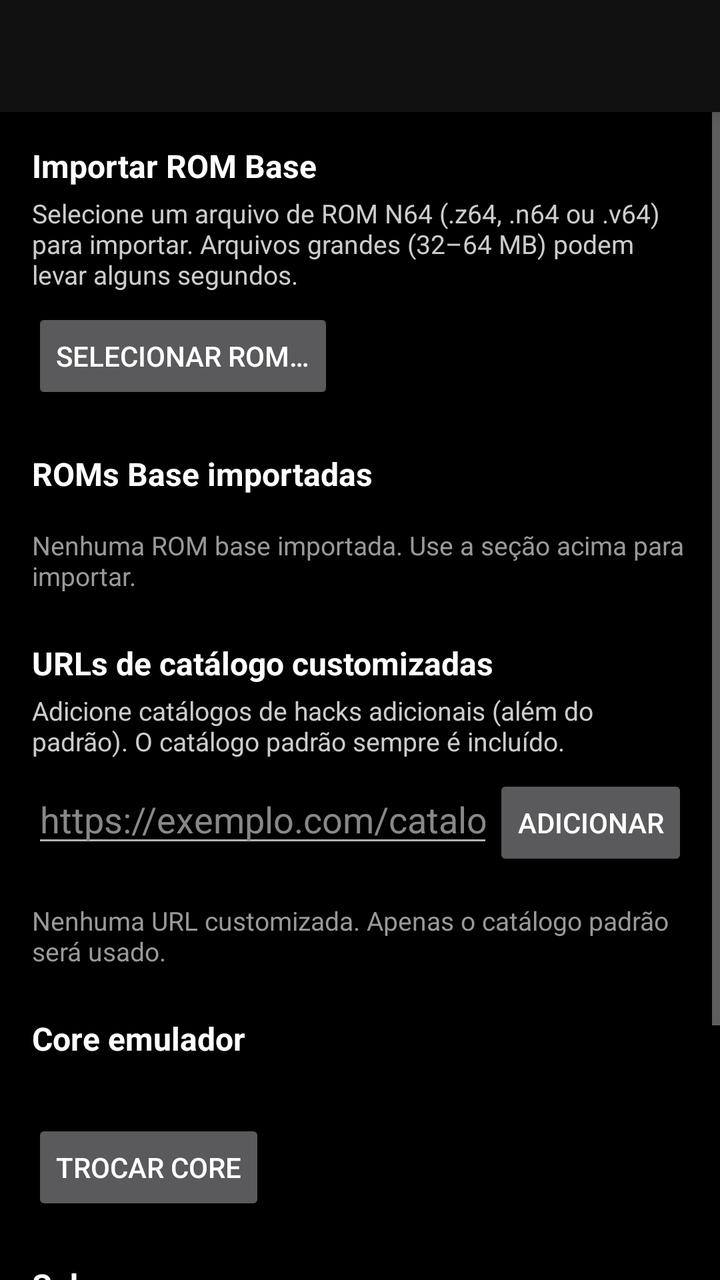
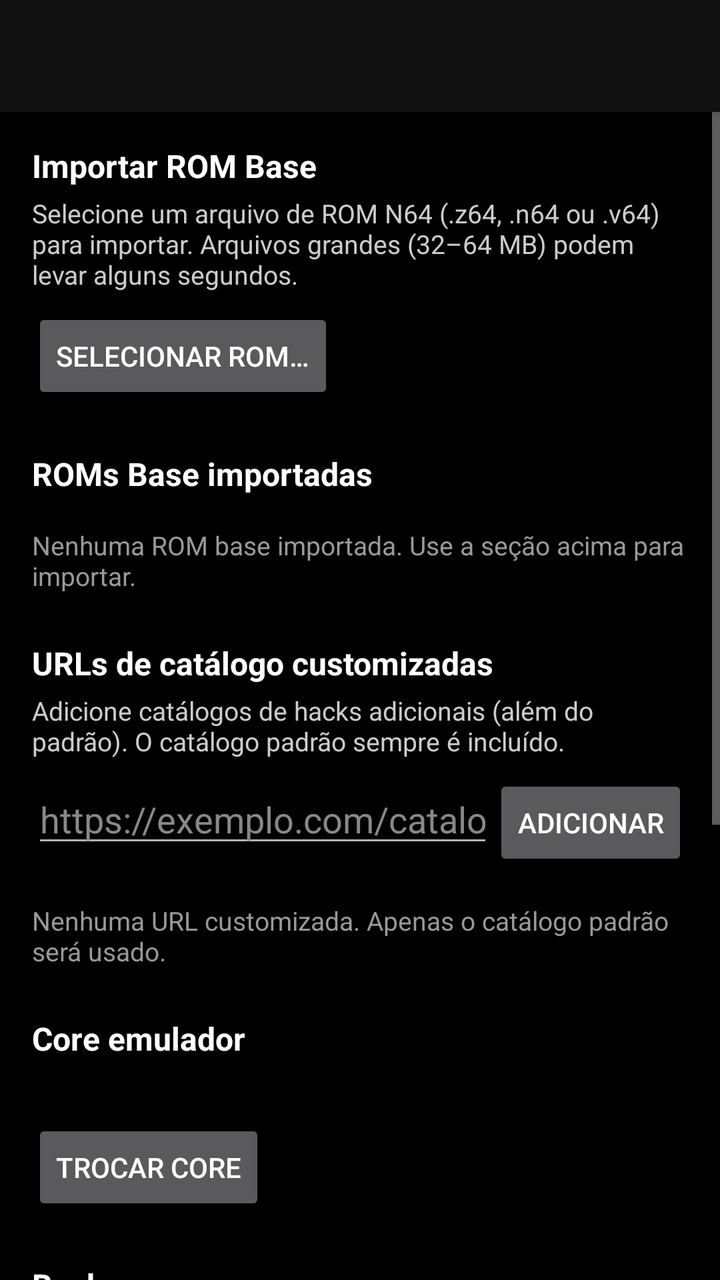

The first picture is an Android layout as it rendered before a commit; the second is the same layout after the commit. The layout source and the unified diff follow.
<!-- AndroidManifest.xml: application theme Theme.Zelda64Player -->
<!-- res/layout/activity_settings.xml -->
<?xml version="1.0" encoding="utf-8"?>
<LinearLayout xmlns:android="http://schemas.android.com/apk/res/android"
    android:layout_width="match_parent"
    android:layout_height="match_parent"
    android:orientation="vertical"
    android:background="@android:color/black">

    <androidx.appcompat.widget.Toolbar
        android:id="@+id/settings_toolbar"
        android:layout_width="match_parent"
        android:layout_height="?attr/actionBarSize"
        android:background="#111111"
        android:elevation="4dp" />

    <ScrollView
        android:layout_width="match_parent"
        android:layout_height="match_parent">

        <LinearLayout
            android:layout_width="match_parent"
            android:layout_height="wrap_content"
            android:orientation="vertical"
            android:padding="16dp">

            
            <TextView
                android:layout_width="match_parent"
                android:layout_height="wrap_content"
                android:text="@string/settings_import_title"
                android:textColor="@android:color/white"
                android:textSize="16sp"
                android:textStyle="bold" />

            <TextView
                android:layout_width="match_parent"
                android:layout_height="wrap_content"
                android:layout_marginTop="4dp"
                android:text="@string/settings_import_description"
                android:textColor="#cccccc"
                android:textSize="13sp" />

            <Button
                android:id="@+id/settings_import_button"
                android:layout_width="wrap_content"
                android:layout_height="wrap_content"
                android:layout_marginTop="8dp"
                android:text="@string/settings_import_button" />

            <ProgressBar
                android:id="@+id/settings_import_progress"
                android:layout_width="wrap_content"
                android:layout_height="wrap_content"
                android:layout_marginTop="8dp"
                android:indeterminate="true"
                android:visibility="gone" />

            
            <TextView
                android:layout_width="match_parent"
                android:layout_height="wrap_content"
                android:layout_marginTop="24dp"
                android:text="@string/settings_baseroms_title"
                android:textColor="@android:color/white"
                android:textSize="16sp"
                android:textStyle="bold" />

            <androidx.recyclerview.widget.RecyclerView
                android:id="@+id/settings_baserom_list"
                android:layout_width="match_parent"
                android:layout_height="wrap_content"
                android:layout_marginTop="8dp"
                android:nestedScrollingEnabled="false" />

            <TextView
                android:id="@+id/settings_baserom_empty"
                android:layout_width="match_parent"
                android:layout_height="wrap_content"
                android:layout_marginTop="8dp"
                android:text="@string/settings_baseroms_empty"
                android:textColor="#999999"
                android:textSize="13sp" />

            
            <TextView
                android:layout_width="match_parent"
                android:layout_height="wrap_content"
                android:layout_marginTop="24dp"
                android:text="@string/settings_catalog_title"
                android:textColor="@android:color/white"
                android:textSize="16sp"
                android:textStyle="bold" />

            <TextView
                android:layout_width="match_parent"
                android:layout_height="wrap_content"
                android:layout_marginTop="4dp"
                android:text="@string/settings_catalog_description"
                android:textColor="#cccccc"
                android:textSize="13sp" />

            <LinearLayout
                android:layout_width="match_parent"
                android:layout_height="wrap_content"
                android:layout_marginTop="8dp"
                android:orientation="horizontal">

                <EditText
                    android:id="@+id/settings_catalog_input"
                    android:layout_width="0dp"
                    android:layout_height="wrap_content"
                    android:layout_weight="1"
                    android:hint="@string/settings_catalog_hint"
                    android:inputType="textUri"
                    android:textColor="@android:color/white"
                    android:textColorHint="#888888" />

                <Button
                    android:id="@+id/settings_catalog_add"
                    android:layout_width="wrap_content"
                    android:layout_height="wrap_content"
                    android:text="@string/settings_catalog_add" />
            </LinearLayout>

            <TextView
                android:id="@+id/settings_catalog_error"
                android:layout_width="match_parent"
                android:layout_height="wrap_content"
                android:textColor="#ff8888"
                android:textSize="12sp"
                android:visibility="gone" />

            <androidx.recyclerview.widget.RecyclerView
                android:id="@+id/settings_catalog_list"
                android:layout_width="match_parent"
                android:layout_height="wrap_content"
                android:layout_marginTop="8dp"
                android:nestedScrollingEnabled="false" />

            <TextView
                android:id="@+id/settings_catalog_empty"
                android:layout_width="match_parent"
                android:layout_height="wrap_content"
                android:layout_marginTop="8dp"
                android:text="@string/settings_catalog_empty"
                android:textColor="#999999"
                android:textSize="13sp" />

            
            <TextView
                android:layout_width="match_parent"
                android:layout_height="wrap_content"
                android:layout_marginTop="24dp"
                android:text="@string/settings_core_title"
                android:textColor="@android:color/white"
                android:textSize="16sp"
                android:textStyle="bold" />

            <TextView
                android:id="@+id/settings_core_current"
                android:layout_width="match_parent"
                android:layout_height="wrap_content"
                android:layout_marginTop="4dp"
                android:textColor="#cccccc"
                android:textSize="13sp" />

            <Button
                android:id="@+id/settings_core_button"
                android:layout_width="wrap_content"
                android:layout_height="wrap_content"
                android:layout_marginTop="8dp"
                android:text="@string/settings_core_change" />

            
            <TextView
                android:layout_width="match_parent"
                android:layout_height="wrap_content"
                android:layout_marginTop="24dp"
                android:text="@string/settings_about_title"
                android:textColor="@android:color/white"
                android:textSize="16sp"
                android:textStyle="bold" />

            <TextView
                android:id="@+id/settings_about_version"
                android:layout_width="match_parent"
                android:layout_height="wrap_content"
                android:layout_marginTop="4dp"
                android:textColor="#cccccc"
                android:textSize="13sp" />

            <Button
                android:id="@+id/settings_about_repo"
                android:layout_width="wrap_content"
                android:layout_height="wrap_content"
                android:layout_marginTop="8dp"
                android:text="@string/settings_about_repo" />

            <Button
                android:id="@+id/settings_about_catalog"
                android:layout_width="wrap_content"
                android:layout_height="wrap_content"
                android:layout_marginTop="8dp"
                android:text="@string/settings_about_catalog" />

        </LinearLayout>
    </ScrollView>
</LinearLayout>
<!-- resources referenced by this layout -->
<resources>
  <string name="settings_about_catalog">Catálogo</string>
  <string name="settings_about_repo">Repositório</string>
  <string name="settings_about_title">Sobre</string>
  <string name="settings_baseroms_empty">Nenhuma ROM base importada. Use a seção acima para importar.</string>
  <string name="settings_baseroms_title">ROMs Base importadas</string>
  <string name="settings_catalog_add">Adicionar</string>
  <string name="settings_catalog_description">Adicione catálogos de hacks adicionais (além do padrão). O catálogo padrão sempre é incluído.</string>
  <string name="settings_catalog_empty">Nenhuma URL customizada. Apenas o catálogo padrão será usado.</string>
  <string name="settings_catalog_hint">https://exemplo.com/catalog.json</string>
  <string name="settings_catalog_title">URLs de catálogo customizadas</string>
  <string name="settings_core_change">Trocar core</string>
  <string name="settings_core_title">Core emulador</string>
  <string name="settings_import_button">Selecionar ROM…</string>
  <string name="settings_import_description">Selecione um arquivo de ROM N64 (.z64, .n64 ou .v64) para importar. Arquivos grandes (32–64 MB) podem levar alguns segundos.</string>
  <string name="settings_import_title">Importar ROM Base</string>
  <style name="Theme.Zelda64Player" parent="Theme.AppCompat.NoActionBar">
          <item name="android:windowBackground">@android:color/black</item>
      </style>
</resources>

<!-- the commit's change to res/layout/activity_settings.xml (unified diff, before → after) -->
@@ -175,6 +175,46 @@
                 android:layout_width="match_parent"
                 android:layout_height="wrap_content"
                 android:layout_marginTop="24dp"
+                android:text="@string/backup_title"
+                android:textColor="@android:color/white"
+                android:textSize="16sp"
+                android:textStyle="bold" />
+
+            <TextView
+                android:layout_width="match_parent"
+                android:layout_height="wrap_content"
+                android:layout_marginTop="4dp"
+                android:text="@string/backup_description"
+                android:textColor="#cccccc"
+                android:textSize="13sp" />
+
+            <Button
+                android:id="@+id/settings_backup_export"
+                android:layout_width="wrap_content"
+                android:layout_height="wrap_content"
+                android:layout_marginTop="8dp"
+                android:text="@string/backup_export" />
+
+            <Button
+                android:id="@+id/settings_backup_import"
+                android:layout_width="wrap_content"
+                android:layout_height="wrap_content"
+                android:layout_marginTop="8dp"
+                android:text="@string/backup_import" />
+
+            <ProgressBar
+                android:id="@+id/settings_backup_progress"
+                android:layout_width="wrap_content"
+                android:layout_height="wrap_content"
+                android:layout_marginTop="8dp"
+                android:indeterminate="true"
+                android:visibility="gone" />
+
+            
+            <TextView
+                android:layout_width="match_parent"
+                android:layout_height="wrap_content"
+                android:layout_marginTop="24dp"
                 android:text="@string/settings_about_title"
                 android:textColor="@android:color/white"
                 android:textSize="16sp"
<!-- resource entries referenced after the edit -->
@@ -1,5 +1,9 @@
 <!-- resources referenced by this layout -->
 <resources>
+  <string name="backup_description">Exporte ou restaure os saves (SRAM e estados) de todos os hacks instalados em um arquivo ZIP local. Nenhum dado é enviado para a nuvem.</string>
+  <string name="backup_export">Exportar saves</string>
+  <string name="backup_import">Restaurar saves</string>
+  <string name="backup_title">Backups</string>
   <string name="settings_about_catalog">Catálogo</string>
   <string name="settings_about_repo">Repositório</string>
   <string name="settings_about_title">Sobre</string>
